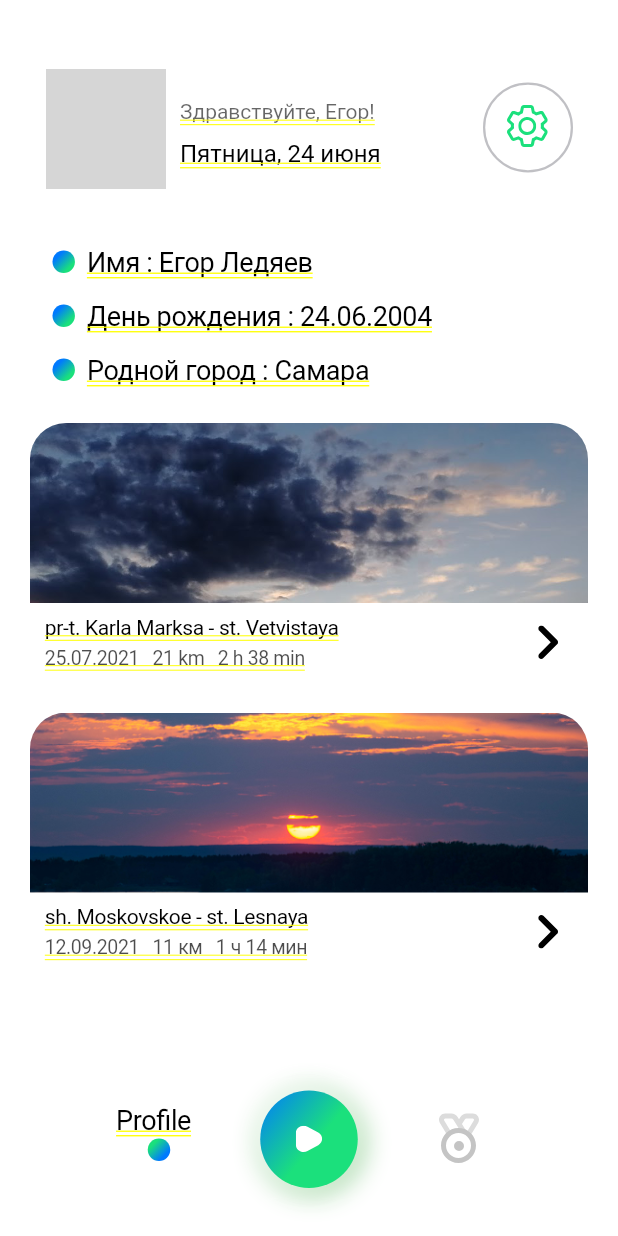
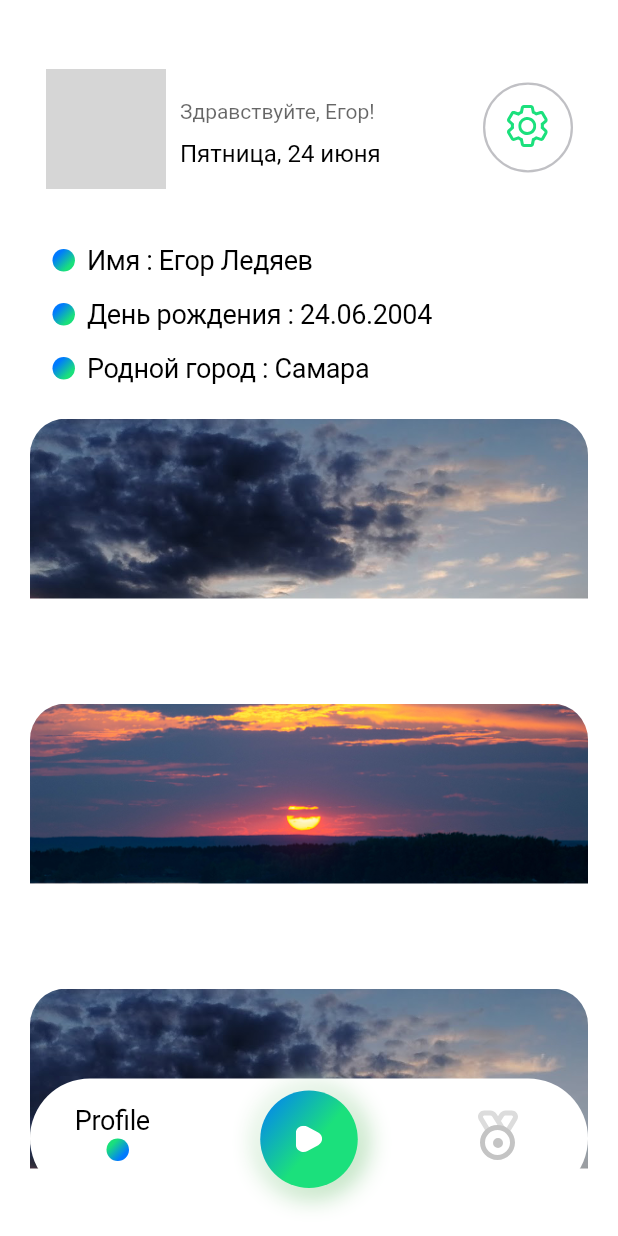
Before and after one commit to EgorLedyaev/Strollie, a Flutter app: the ProfileScreen screen opened by its route, on a phone screen of 412 x 824 dp. Run offline on Flutter 3.47's test engine with Material 2 defaults, Android fonts, the phone set to English and light mode, and no system bars; our stand-ins replace flutter_svg, google_maps_flutter; network calls fail; Roboto replaces fonts that are missing (SF Pro Text); grey boxes are pictures that could not be loaded.

Commit message:
Добавлена функция скроллинга в профиле

```diff
--- a/lib/plugins.dart
+++ b/lib/plugins.dart
@@ -505,6 +505,7 @@ class _first_ing_route_pic_state extends State<first_inf_route_pic>{
     );
   }
 }
+
 class first_info_route extends StatefulWidget{
   @override
   _first_info_route_state createState() => _first_info_route_state();
--- a/lib/profile.dart
+++ b/lib/profile.dart
@@ -88,16 +88,7 @@ class _first_route_inf extends State<first_route_inf> with SingleTickerProviderS
             alignment: Alignment.topLeft,
             child:first_inf_route_pic(),
           ),
-          Container(
-            alignment: Alignment.topLeft,
-            padding: const EdgeInsets.only(left: 10,top:125),
-            child:first_info_route(),
-          ),
-          Container(
-            alignment: Alignment.topRight,
-            padding: const EdgeInsets.only(right: 20,top:135),
-            child:view_first_info_route(),
-          ),
+
         ]
     );
   }
@@ -121,16 +112,6 @@ class _second_route_inf_state extends State<second_route_inf> with SingleTickerP
             alignment: Alignment.topLeft,
             child:second_inf_route_pic(),
           ),
-          Container(
-            alignment: Alignment.topLeft,
-            padding: const EdgeInsets.only(left: 10,top:125),
-            child:second_info_route(),
-          ),
-          Container(
-            alignment: Alignment.topRight,
-            padding: const EdgeInsets.only(right: 20,top:135),
-            child:view_second_info_route(),
-          ),
         ]
     );
   }
@@ -145,59 +126,109 @@ class ProfileScreen extends StatefulWidget{
 
 class _ProfileScreenState extends State<ProfileScreen> with SingleTickerProviderStateMixin{
   @override
-  Widget build(BuildContext context){
-    return Stack(
-      children: <Widget>[
-        Container(
+  Widget build(BuildContext context) {
+    return Scaffold(
+      appBar: null,
+      body: Container(
+        height: MediaQuery.of(context).size.height,
+        width: MediaQuery.of(context).size.width,
+        color: Color(0xF0FFFFFF),
+        child: Stack(
           alignment: Alignment.center,
-          child:bg(),
-        ),
+          children: [
+            Positioned(
+              top: 0,
+              left: 20,
+              right:20,
+              child: Container(
+                width: MediaQuery.of(context).size.width,
+                height:  MediaQuery.of(context).size.height,
+                child: Padding(
+                  padding: EdgeInsets.only(bottom: MediaQuery.of(context).viewInsets.bottom),
+                  child: SingleChildScrollView(
+                    child: Column(
+                      mainAxisSize: MainAxisSize.max,
+                      mainAxisAlignment: MainAxisAlignment.center,
+                      children: [
                         Container(
                           alignment: Alignment.topCenter,
-          padding: const EdgeInsets.only(top:35,left: 20,right:20),
+                          padding: const EdgeInsets.only(top:35),
                           child:first_up_box_inf(),
                         ),
                         Container(
                           alignment: Alignment.topCenter,
-          padding: const EdgeInsets.only(top:150,left: 20,right:20),
+                          padding: const EdgeInsets.only(top:10),
                           child:second_up_box_inf(),
                         ),
                         Container(
                           alignment: Alignment.topCenter,
-          padding: const EdgeInsets.only(top:282,left: 20,right:20),
+                          padding: const EdgeInsets.only(top:10),
                           child:first_route_inf(),
                         ),
                         Container(
                           alignment: Alignment.topCenter,
-          padding: const EdgeInsets.only(top:475,left: 20,right:20),
+                          padding: const EdgeInsets.only(top:10),
                           child:second_route_inf(),
                         ),
                         Container(
+                          alignment: Alignment.topCenter,
+                          padding: const EdgeInsets.only(top:10),
+                          child:first_route_inf(),
+                        ),
+                      ],
+                    ),
+                  ),
+                ),
+              ),
+            ),
+
+            Positioned(
+              bottom: 25.0,
+              left: 20.0,
+              right: 20.0,
+              child: Container(
                 alignment: Alignment.bottomCenter,
-          padding: const EdgeInsets.only(bottom:25,left: 20,right:20),
                 child: nav_menu(),
               ),
-        Container(
+            ),
+            Positioned(
+              bottom: 32.0,
+              left: 20.0,
+              right: 20.0,
+              child: Container(
                 alignment: Alignment.bottomCenter,
-          padding: const EdgeInsets.only(bottom:32,left: 20,right:20),
                 child: main_start_button(),
               ),
-        Container(
+            ),
+            Positioned(
+              bottom: 56.0,
+              left: 20.0,
+              right: 20.0,
+              child: Container(
                 alignment: Alignment.bottomCenter,
-          padding: const EdgeInsets.only(bottom:56,left: 20,right:20),
                 child: main_start_button_icon(),
               ),
-        Container(
+            ),
+            Positioned(
+              bottom: 50.0,
+              left: 50.0,
+              child: Container(
                 alignment: Alignment.bottomCenter,
-          padding: const EdgeInsets.only(bottom:50,right: 200),
                 child: profile_menu_icon(),
               ),
-        Container(
+            ),
+            Positioned(
+              bottom: 50.0,
+              right: 66.0,
+              child: Container(
                 alignment: Alignment.bottomCenter,
-          padding: const EdgeInsets.only(bottom:48,left:200),
                 child: stats_button_icon(),
               ),
+            ),
+
           ],
+        ),
+      ),
     );
   }
 
```
Lines whose indentation alone changed are shown as unchanged.
